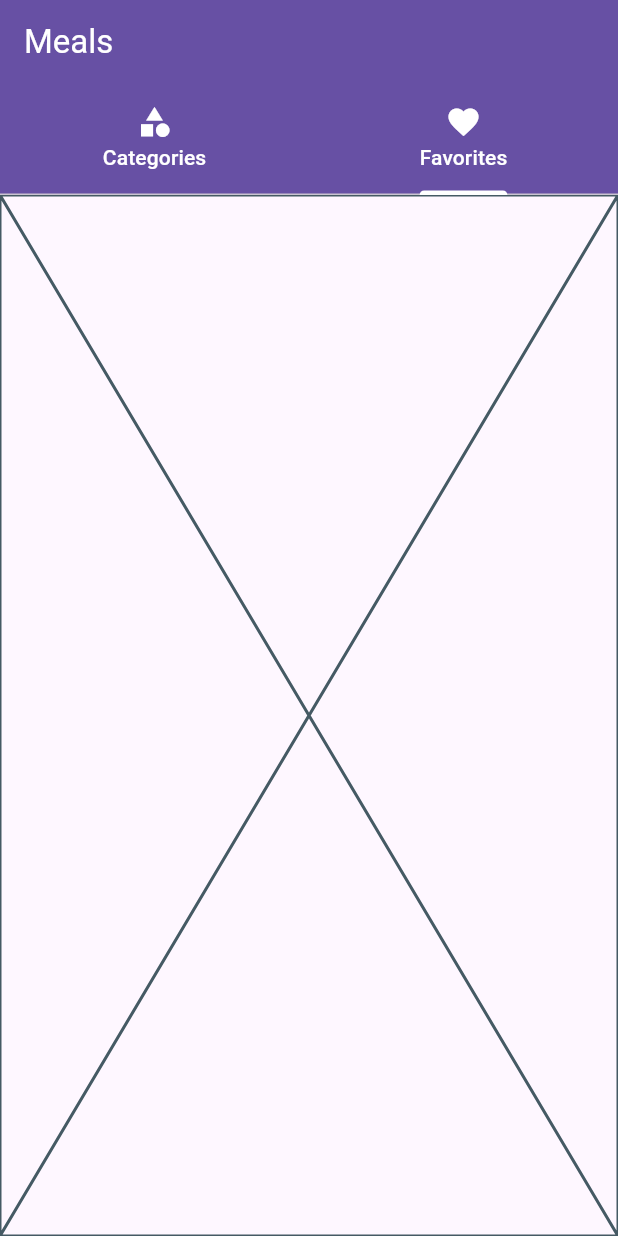
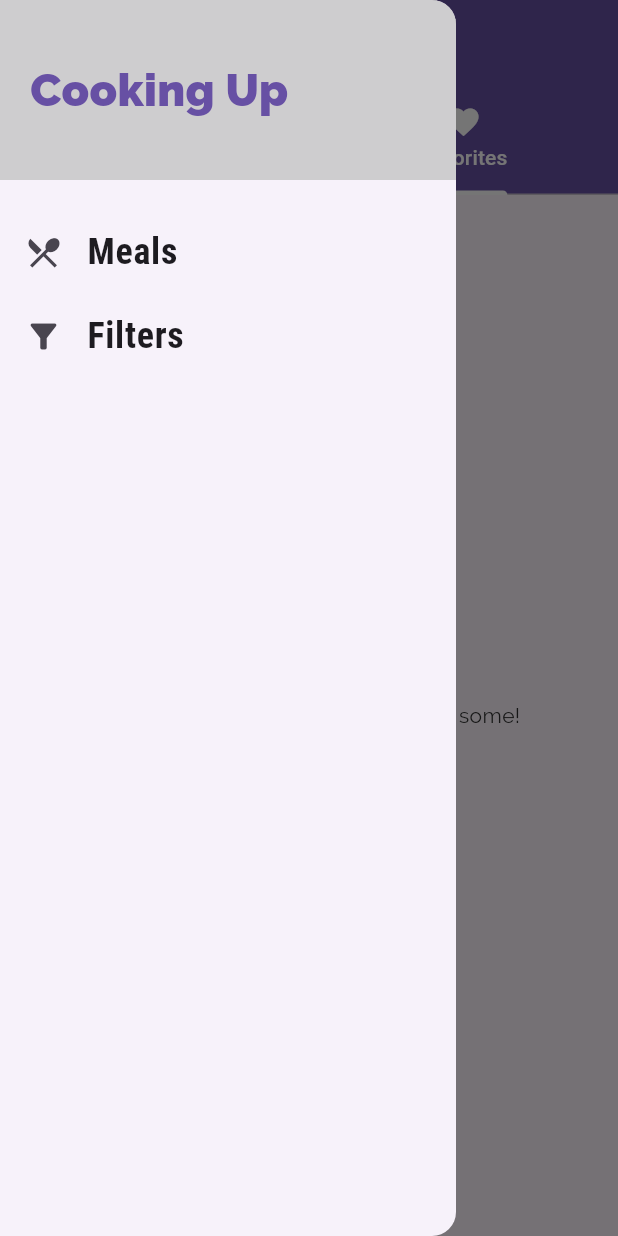
Before and after one commit to SariaMahmood20/FoodApp, a Flutter app: the screen it shows after launch, tab 2 chosen, with the side drawer open (before the commit the screen has no drawer), on a phone screen of 412 x 824 dp. Run offline on Flutter 3.47's test engine with Material 3 defaults, Android fonts, the phone set to English and light mode, and no system bars.

Commit message:
Last Commit

```diff
--- a/lib/main.dart
+++ b/lib/main.dart
@@ -1,16 +1,77 @@
 import 'package:flutter/material.dart';
+import 'package:food_app/screens/filteredScreen.dart';
 import 'package:food_app/screens/mealDetailScreen.dart';
 import 'package:food_app/screens/tabsScreen.dart';
 import 'screens/categoryMeal.dart';
-import 'screens/categoriesScreen.dart';
+import './dummyData.dart';
+import './Models/meals.dart';
 
 void main()
 {
   return runApp(MyApp());
 }
 
-class MyApp extends StatelessWidget {
+class MyApp extends StatefulWidget {
   const MyApp({super.key});
+
+  @override
+  State<MyApp> createState() => _MyAppState();
+}
+
+class _MyAppState extends State<MyApp> {
+
+  Map<String, bool> _filters={
+    'gluten':false,
+    'lactose':false,
+    'vegetarian':false,
+    'vegan':false
+  };
+
+  bool _isMealFavorite(String id)
+  {
+    return _favoriteMeal.any((meal)=>meal.id==id);
+  }
+
+  List <Meal> _availableMeal=DUMMY_MEALS;
+  List<Meal> _favoriteMeal=[];
+
+  void setFilters(Map<String, bool> filtersData )
+  {
+    setState(() {
+      _filters=filtersData;
+      _availableMeal=DUMMY_MEALS.where((meal)
+      {
+        if(_filters['gluten']! && !meal.isGlutenFree){
+          return false;
+        }
+        if(_filters['lactose']! && !meal.isLactoseFree){
+          return false;
+        }
+        if(_filters['vegetarian']! && !meal.isVegetarian){
+          return false;
+        }
+        if(_filters['vegan']! && !meal.isVegan){
+          return false;
+        }
+        return true;
+      }).toList();
+    });
+  }
+
+  void _toggleFavorites(String mealId)
+  {
+    final existingIndex= _favoriteMeal.indexWhere((meal)=> meal.id==mealId);
+    if(existingIndex>=0)
+      {
+        setState(() {
+          _favoriteMeal.removeAt(existingIndex);
+        });
+      }
+    else{
+      _favoriteMeal.add(DUMMY_MEALS.firstWhere((meal)=> meal.id==mealId));
+    }
+  }
+
 
   @override
   Widget build(BuildContext context) {
@@ -35,9 +96,10 @@ class MyApp extends StatelessWidget {
       ),
       // home: CategoriesScreen(),
       routes: {
-        '/':(context)=>TabScreen(),
-        CategoryMeal.routeName: (context)=>CategoryMeal(),
-        MealDetailScreen.routeName: (context)=> MealDetailScreen(),
+        '/':(context)=>TabScreen(_favoriteMeal),
+        CategoryMeal.routeName: (context)=>CategoryMeal(_availableMeal),
+        MealDetailScreen.routeName: (context)=> MealDetailScreen(_toggleFavorites, _isMealFavorite),
+        FilteredScreen.routeName: (context)=>FilteredScreen(setFilters )
       },
     );
   }
--- a/lib/screens/categoriesScreen.dart
+++ b/lib/screens/categoriesScreen.dart
@@ -8,7 +8,6 @@ class CategoriesScreen extends StatelessWidget {
   @override
   Widget build(BuildContext context) {
     return Scaffold(
-
       body: GridView(
         padding: EdgeInsets.all(25),
         children: DUMMY_CATEGORIES
--- a/lib/screens/favoriteScreen.dart
+++ b/lib/screens/favoriteScreen.dart
@@ -1,10 +1,24 @@
 import 'package:flutter/material.dart';
+import '../Models/meals.dart';
+import '../widgets/mealItem.dart';
 
 class FavoriteScreen extends StatelessWidget {
-  const FavoriteScreen({super.key});
+  const FavoriteScreen(this.favoriteMeals,{super.key});
+
+  final List<Meal> favoriteMeals;
 
   @override
   Widget build(BuildContext context) {
-    return const Placeholder();
+    if(favoriteMeals.isEmpty){
+      return Center(
+        child: Text('You have no favorites - start adding some!'),
+      );
+    }else{
+      return ListView.builder(itemBuilder: (ctx, index){
+        return MealItem(favoriteMeals[index].id,favoriteMeals[index].title, favoriteMeals[index].affordability, favoriteMeals[index].complexity, favoriteMeals[index].duration, favoriteMeals[index].imageUrl);
+      },
+        itemCount: favoriteMeals.length,);
+    }
+
   }
 }
--- a/lib/screens/tabsScreen.dart
+++ b/lib/screens/tabsScreen.dart
@@ -1,18 +1,27 @@
 import 'package:flutter/material.dart';
 import 'package:food_app/screens/categoriesScreen.dart';
 import 'package:food_app/screens/favoriteScreen.dart';
+import 'package:food_app/widgets/mainDrawer.dart';
+import '../Models/meals.dart';
 
 class TabScreen extends StatefulWidget {
-  const TabScreen({super.key});
+  const TabScreen(this.favoriteMeals,{super.key});
+
+  final List<Meal> favoriteMeals;
 
   @override
   State<TabScreen> createState() => _TabScreenState();
 }
 
 class _TabScreenState extends State<TabScreen> {
+
+
   @override
+
+
   Widget build(BuildContext context) {
     return DefaultTabController(
+
       length: 2,
       child: Scaffold(
         appBar: AppBar(
@@ -35,9 +44,9 @@ class _TabScreenState extends State<TabScreen> {
         ),
         body: TabBarView(children: <Widget>[
           CategoriesScreen(),
-          FavoriteScreen(),
+          FavoriteScreen(widget.favoriteMeals),
         ]),
-
+        drawer: MainDrawer(),
       ),
     );
   }
--- /dev/null
+++ b/lib/widgets/mainDrawer.dart
@@ -0,0 +1,56 @@
+import 'package:flutter/material.dart';
+import 'package:food_app/screens/categoriesScreen.dart';
+import 'package:food_app/screens/filteredScreen.dart';
+import 'package:food_app/screens/tabsScreen.dart';
+
+class MainDrawer extends StatelessWidget {
+  MainDrawer({super.key});
+
+  Widget buildListTile(String text, IconData icon, func)
+  {
+    return ListTile(
+      leading: Icon(icon, size: 26,),
+      title: Text(
+        text,
+        style: TextStyle(
+          fontFamily: 'RobotoCondensed',
+          fontSize: 24,
+          fontWeight: FontWeight.bold,
+        ),),
+      onTap: func
+
+      ,
+    );
+  }
+
+  @override
+  Widget build(BuildContext context) {
+    return Drawer(
+      child: Column(
+        children: [
+          Container(
+            color: Theme.of(context).canvasColor,
+            height: 120,
+            width: double.infinity,
+            padding: EdgeInsets.all(20),
+            alignment: Alignment.centerLeft,
+            child: Text(
+              'Cooking Up',
+              style: TextStyle(
+                fontWeight: FontWeight.w900,
+                fontSize: 30,
+                color: Theme.of(context).primaryColor
+              ),
+            ),
+          ),
+          const SizedBox(height: 20,),
+          buildListTile('Meals', Icons.restaurant_menu, (){
+            Navigator.of(context).pushReplacementNamed('/');
+          }),
+          buildListTile('Filters', Icons.filter_alt, (){
+            Navigator.of(context).pushReplacementNamed(FilteredScreen.routeName);})
+        ],
+      ),
+    );
+  }
+}
```
Also changed, not shown: lib/screens/categoryMeal.dart (+6 -7 lines), lib/screens/filteredScreen.dart (added, +89 -0 lines), lib/screens/mealDetailScreen.dart (+13 -2 lines), lib/widgets/mealItem.dart (+11 -2 lines).
